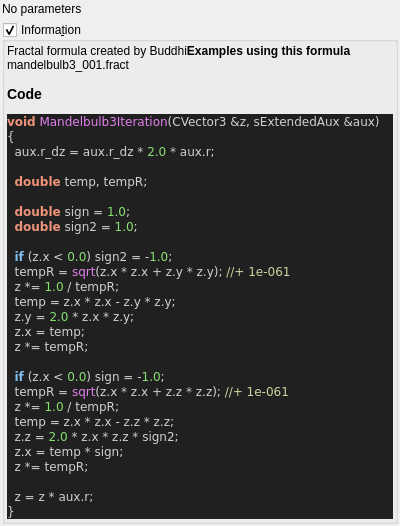
This is mandelbulber2/qt_data/fractal_mandelbulb3.ui in buddhi1980/mandelbulber2 as Qt 5 draws it before an edit. The edited form follows.
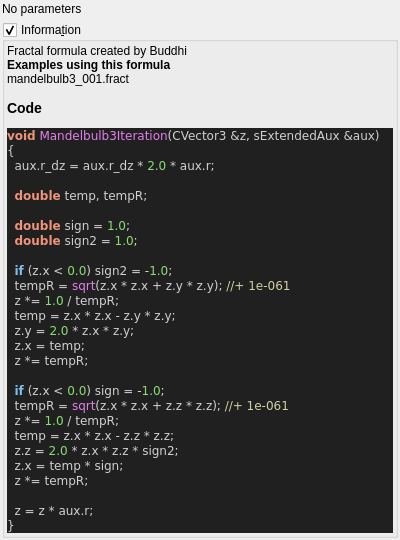
This is the edited form. Custom widgets are drawn as their Qt base class.

```diff
--- a/mandelbulber2/qt_data/fractal_mandelbulb3.ui
+++ b/mandelbulber2/qt_data/fractal_mandelbulb3.ui
@@ -65,7 +65,7 @@
         <property name="text">
          <string notr="true">&lt;p&gt;Fractal formula created by Buddhi&lt;/p&gt;&lt;table&gt;
 &lt;/table&gt;
-&lt;b&gt;Examples using this formula&lt;/b&gt;&lt;br&gt;mandelbulb3_001.fract&lt;h3&gt;Code&lt;/h3&gt;
+&lt;br&gt;&lt;b&gt;Examples using this formula&lt;/b&gt;&lt;br&gt;mandelbulb3_001.fract&lt;h3&gt;Code&lt;/h3&gt;
 &lt;body style=&quot;background-color:#202020&quot;&gt;
 &lt;pre style=&quot;color:#d0d0d0; background-color:#202020;  font-family:'Courier New',monospace;&quot;&gt;&lt;span style=&quot;color:#f09479; font-weight:bold&quot;&gt;void&lt;/span&gt; &lt;span style=&quot;color:#e47eed&quot;&gt;Mandelbulb3Iteration&lt;/span&gt;&lt;span style=&quot;color:#d0d0d0&quot;&gt;(&lt;/span&gt;CVector3 &lt;span style=&quot;color:#d0d0d0&quot;&gt;&amp;amp;&lt;/span&gt;z&lt;span style=&quot;color:#d0d0d0&quot;&gt;,&lt;/span&gt; sExtendedAux &lt;span style=&quot;color:#d0d0d0&quot;&gt;&amp;amp;&lt;/span&gt;aux&lt;span style=&quot;color:#d0d0d0&quot;&gt;)&lt;/span&gt;
 &lt;span style=&quot;color:#d0d0d0&quot;&gt;{&lt;/span&gt;
```
